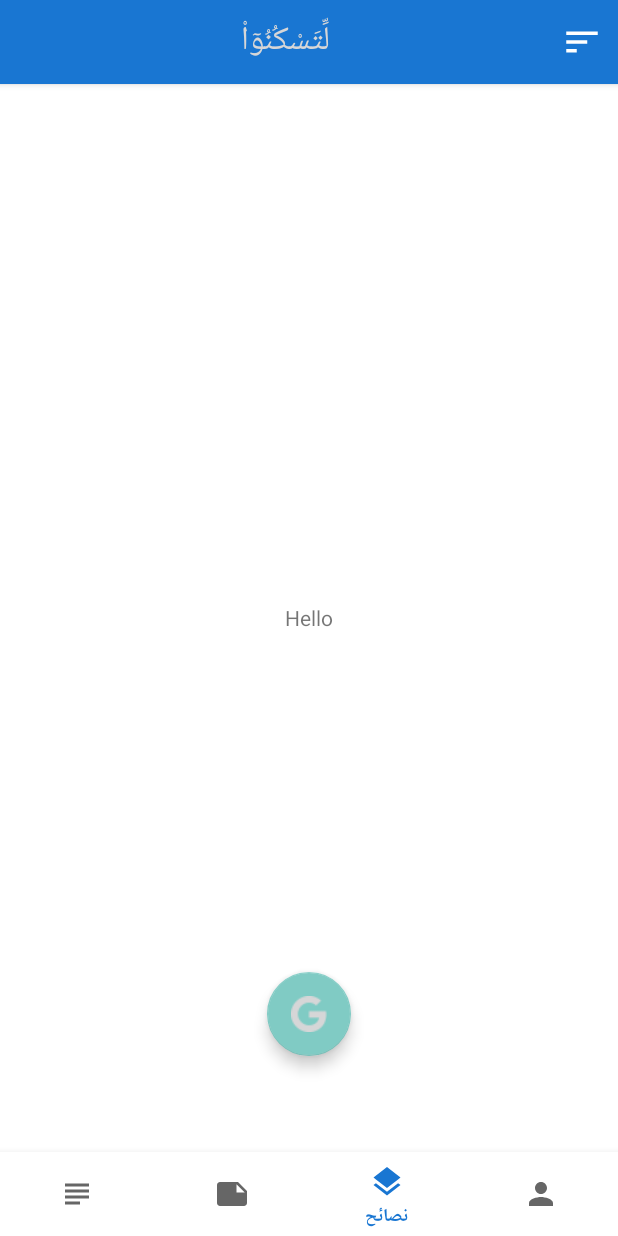
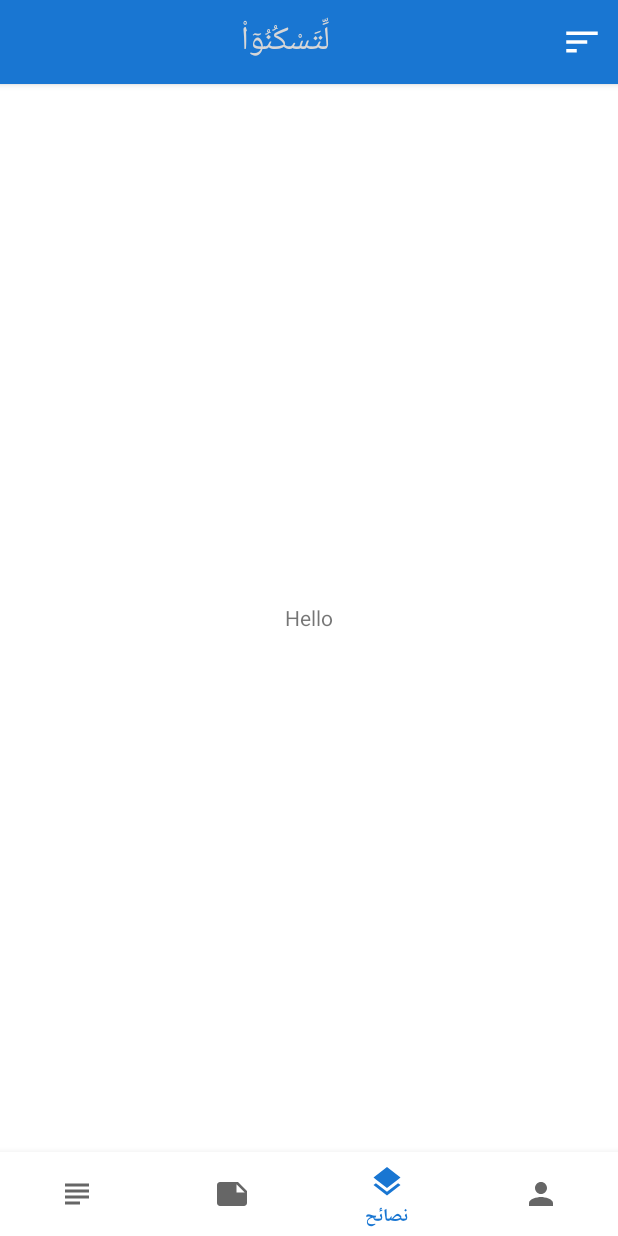
Before and after one commit to LibGdxEngine/Letaskono, an Android app: the fragment UsersDetailsFragment placed in its activity, item 3 of the bottom bar chosen, on a phone screen of 412 x 824 dp. Run offline under Robolectric (Android 15) with nearby library versions, the phone set to English and light mode, and no system bars; our stand-ins replace Firebase (no records; nobody signed in at launch, a user with empty details on screens opened directly), navigation-ui; libraries missing offline, so code that uses them is left out: com.mikepenz.iconics, com.mikepenz.materialdrawer, io.github.ponnamkarthik.richlinkpreview; plain views replace MaterialRippleLayout; pictures from the network do not load; 1 statement that could not run was skipped.

Commit message:
implement advices details screen

```diff
--- a/app/src/main/java/com/muslims/firebasemvvm/HomeActivity.kt
+++ b/app/src/main/java/com/muslims/firebasemvvm/HomeActivity.kt
@@ -50,10 +50,10 @@ class HomeActivity : AppCompatActivity() {
         navView.setupWithNavController(navController)
         navController.addOnDestinationChangedListener { _, destination, _ ->
             when (destination.id) {
-                R.id.detailsFragment -> {
-                    supportActionBar?.hide() // to hide
-                    navView.visibility = View.GONE
-                }
+//                R.id.UsersDetailsFragment -> {
+//                    supportActionBar?.hide() // to hide
+//                    navView.visibility = View.GONE
+//                }
                 R.id.registrationStepperFragment -> {
                     supportActionBar?.hide() // to hide
                     navView.visibility = View.GONE
@@ -63,8 +63,8 @@ class HomeActivity : AppCompatActivity() {
                     navView.visibility = View.GONE
                 }
                 else -> {
-                supportActionBar?.show() // to show
-                navView.visibility = View.VISIBLE
+                    supportActionBar?.show() // to show
+                    navView.visibility = View.VISIBLE
                 }
             }
         }
--- a/app/src/main/java/com/muslims/firebasemvvm/ui/advices/AdvicesViewModel.kt
+++ b/app/src/main/java/com/muslims/firebasemvvm/ui/advices/AdvicesViewModel.kt
@@ -4,10 +4,9 @@ import androidx.lifecycle.LiveData
 import androidx.lifecycle.MutableLiveData
 import androidx.lifecycle.ViewModel
 import androidx.lifecycle.viewModelScope
-import com.muslims.firebasemvvm.R
 import com.muslims.firebasemvvm.models.Advice
 import com.muslims.firebasemvvm.services.AdvicesServices
-import com.muslims.firebasemvvm.ui.home.FireStoreStatus
+import com.muslims.firebasemvvm.ui.users_applications_home.FireStoreStatus
 import kotlinx.coroutines.launch
 
 
--- a/app/src/main/java/com/muslims/firebasemvvm/ui/details/DetailsViewModel.kt
+++ /dev/null
@@ -1,7 +0,0 @@
-package com.muslims.firebasemvvm.ui.details
-
-import androidx.lifecycle.ViewModel
-
-class DetailsViewModel : ViewModel() {
-    // TODO: Implement the ViewModel
-}
--- a/app/src/main/java/com/muslims/firebasemvvm/ui/details/DetailsFragment.kt
+++ b/app/src/main/java/com/muslims/firebasemvvm/ui/user_details/UsersDetailsFragment.kt
@@ -1,4 +1,4 @@
-package com.muslims.firebasemvvm.ui.details
+package com.muslims.firebasemvvm.ui.user_details
 
 import androidx.lifecycle.ViewModelProvider
 import android.os.Bundle
@@ -6,15 +6,12 @@ import androidx.fragment.app.Fragment
 import android.view.LayoutInflater
 import android.view.View
 import android.view.ViewGroup
-import android.widget.Toast
-import com.muslims.firebasemvvm.R
 import com.muslims.firebasemvvm.databinding.DetailsFragmentBinding
-import com.muslims.firebasemvvm.databinding.FragmentHomeBinding
 import com.muslims.firebasemvvm.models.User
 
-class DetailsFragment : Fragment() {
+class UsersDetailsFragment : Fragment() {
 
-    private lateinit var viewModel: DetailsViewModel
+    private lateinit var viewModelUsers: UsersDetailsViewModel
 
     private var _binding: DetailsFragmentBinding? = null
 
@@ -28,7 +25,7 @@ class DetailsFragment : Fragment() {
     ): View? {
         _binding = DetailsFragmentBinding.inflate(inflater, container, false)
         val root: View = binding.root
-        viewModel = ViewModelProvider(this).get(DetailsViewModel::class.java)
+        viewModelUsers = ViewModelProvider(this).get(UsersDetailsViewModel::class.java)
 
         val user = arguments?.getParcelable<User>("user")
 
--- /dev/null
+++ b/app/src/main/java/com/muslims/firebasemvvm/ui/user_details/UsersDetailsViewModel.kt
@@ -0,0 +1,7 @@
+package com.muslims.firebasemvvm.ui.user_details
+
+import androidx.lifecycle.ViewModel
+
+class UsersDetailsViewModel : ViewModel() {
+    // TODO: Implement the ViewModel
+}
--- a/app/src/main/java/com/muslims/firebasemvvm/ui/home/HomeFragment.kt
+++ b/app/src/main/java/com/muslims/firebasemvvm/ui/users_applications_home/HomeFragment.kt
@@ -1,10 +1,9 @@
-package com.muslims.firebasemvvm.ui.home
+package com.muslims.firebasemvvm.ui.users_applications_home
 
 import android.os.Bundle
 import android.view.LayoutInflater
 import android.view.View
 import android.view.ViewGroup
-import android.widget.Toast
 import androidx.core.os.bundleOf
 import androidx.fragment.app.Fragment
 import androidx.lifecycle.Observer
@@ -15,7 +14,6 @@ import androidx.recyclerview.widget.LinearLayoutManager
 import com.muslims.firebasemvvm.R
 import com.muslims.firebasemvvm.databinding.FragmentHomeBinding
 import com.muslims.firebasemvvm.models.User
-import com.muslims.firebasemvvm.utils.ItemAnimation
 
 
 class HomeFragment : Fragment() {
@@ -48,6 +46,11 @@ class HomeFragment : Fragment() {
 
         _binding = FragmentHomeBinding.inflate(inflater, container, false)
         val root: View = binding.root
+
+        binding.swipToRefreshLayout.setOnRefreshListener {
+            homeViewModel.getAllUsers()
+            binding.swipToRefreshLayout.isRefreshing = false
+        }
 
         binding.usersRecyclerView.apply {
             layoutManager = LinearLayoutManager(context)
--- a/app/src/main/java/com/muslims/firebasemvvm/ui/home/HomeViewModel.kt
+++ b/app/src/main/java/com/muslims/firebasemvvm/ui/users_applications_home/HomeViewModel.kt
@@ -1,4 +1,4 @@
-package com.muslims.firebasemvvm.ui.home
+package com.muslims.firebasemvvm.ui.users_applications_home
 
 import android.util.Log
 import androidx.lifecycle.LiveData
--- a/app/src/main/java/com/muslims/firebasemvvm/ui/home/UsersRvAdapter.kt
+++ b/app/src/main/java/com/muslims/firebasemvvm/ui/users_applications_home/UsersRvAdapter.kt
@@ -1,14 +1,13 @@
-package com.muslims.firebasemvvm.ui.home
+package com.muslims.firebasemvvm.ui.users_applications_home
 
 import android.view.LayoutInflater
 import android.view.View
 import android.view.ViewGroup
 import androidx.recyclerview.widget.RecyclerView
-import com.bumptech.glide.Glide
 import com.muslims.firebasemvvm.R
 import com.muslims.firebasemvvm.databinding.UserViewItemBinding
 import com.muslims.firebasemvvm.models.User
-import com.muslims.firebasemvvm.ui.home.UsersRvAdapter.ViewHolder
+import com.muslims.firebasemvvm.ui.users_applications_home.UsersRvAdapter.ViewHolder
 import com.muslims.firebasemvvm.utils.ItemAnimation
 
 class UsersRvAdapter(var users:List<User> , var listener : Listener,private val animationType : Int = 2) : RecyclerView.Adapter<ViewHolder>() {
--- a/app/src/main/res/layout/fragment_advices.xml
+++ b/app/src/main/res/layout/fragment_advices.xml
@@ -17,17 +17,6 @@
         app:layout_constraintStart_toStartOf="parent"
         app:layout_constraintTop_toTopOf="parent" />
 
-    <com.google.android.material.floatingactionbutton.FloatingActionButton
-        android:id="@+id/floatingActionButton"
-        android:layout_width="wrap_content"
-        android:layout_height="wrap_content"
-        android:layout_marginBottom="64dp"
-        android:clickable="true"
-        android:src="@drawable/googleg_standard_color_18"
-        app:layout_constraintBottom_toBottomOf="parent"
-        app:layout_constraintEnd_toEndOf="parent"
-        app:layout_constraintStart_toStartOf="parent" />
-
     <androidx.recyclerview.widget.RecyclerView
         android:id="@+id/advicesRv"
         android:layout_width="match_parent"
--- a/app/src/main/res/navigation/mobile_navigation.xml
+++ b/app/src/main/res/navigation/mobile_navigation.xml
@@ -7,12 +7,12 @@
 
     <fragment
         android:id="@+id/navigation_home"
-        android:name="com.muslims.firebasemvvm.ui.home.HomeFragment"
+        android:name="com.muslims.firebasemvvm.ui.users_applications_home.HomeFragment"
         android:label="@string/title_home"
         tools:layout="@layout/fragment_home" >
         <action
             android:id="@+id/action_navigation_home_to_detailsFragment"
-            app:destination="@id/detailsFragment"
+            app:destination="@id/UsersDetailsFragment"
             app:popUpTo="@id/navigation_home"
             app:popUpToInclusive="true"
             app:launchSingleTop="true" />
@@ -22,7 +22,11 @@
         android:id="@+id/navigation_advices"
         android:name="com.muslims.firebasemvvm.ui.advices.AdvicesFragment"
         android:label="@string/title_advice"
-        tools:layout="@layout/fragment_advices" />
+        tools:layout="@layout/fragment_advices" >
+        <action
+            android:id="@+id/action_navigation_advices_to_adviceDetailsFragment"
+            app:destination="@id/adviceDetailsFragment" />
+    </fragment>
 
     <fragment
         android:id="@+id/navigation_profile"
@@ -39,10 +43,10 @@
             app:destination="@id/loginFragment" />
     </fragment>
     <fragment
-        android:id="@+id/detailsFragment"
-        android:name="com.muslims.firebasemvvm.ui.details.DetailsFragment"
-        android:label="details_fragment"
-        tools:layout="@layout/details_fragment" >
+        android:id="@+id/UsersDetailsFragment"
+        android:name="com.muslims.firebasemvvm.ui.user_details.UsersDetailsFragment"
+        android:label="users_details_fragment"
+        tools:layout="@layout/details_fragment">
         <argument
             android:name="user"
             app:argType="com.muslims.firebasemvvm.models.User" />
@@ -51,7 +55,11 @@
         android:id="@+id/savedApplicationsFragment"
         android:name="com.muslims.firebasemvvm.ui.saved_applications.SavedApplicationsFragment"
         android:label="fragment_saved_applications"
-        tools:layout="@layout/fragment_saved_applications" />
+        tools:layout="@layout/fragment_saved_applications" >
+        <action
+            android:id="@+id/action_savedApplicationsFragment_to_navigation_home3"
+            app:destination="@id/navigation_home" />
+    </fragment>
     <fragment
         android:id="@+id/registrationStepperFragment"
         android:name="com.muslims.firebasemvvm.ui.registeration_stepper.RegistrationStepperFragment"
@@ -60,4 +68,13 @@
         android:id="@+id/loginFragment"
         android:name="com.muslims.firebasemvvm.ui.login.ui.login.LoginFragment"
         android:label="LoginFragment" />
+    <fragment
+        android:id="@+id/adviceDetailsFragment"
+        android:name="com.muslims.firebasemvvm.ui.advice_details.AdviceDetailsFragment"
+        android:label="advice_details_fragment"
+        tools:layout="@layout/advice_details_fragment" >
+        <argument
+            android:name="advice"
+            app:argType="com.muslims.firebasemvvm.models.Advice" />
+    </fragment>
 </navigation>
```
Also changed, not shown: app/src/main/java/com/muslims/firebasemvvm/ui/advice_details/AdviceDetailsFragment.kt (added, +64 -0 lines), app/src/main/java/com/muslims/firebasemvvm/ui/advice_details/AdviceDetailsViewModel.kt (added, +7 -0 lines), app/src/main/java/com/muslims/firebasemvvm/ui/advices/AdvicesFragment.kt (+15 -7 lines), app/src/main/java/com/muslims/firebasemvvm/ui/advices/AdvicesRvAdapter.kt (+13 -2 lines), app/src/main/res/layout/advice_details_fragment.xml (added, +82 -0 lines), app/src/main/res/layout/advice_view_item.xml (+26 -23 lines), app/src/main/res/layout/dialog_term_of_services.xml (+4 -12 lines), app/src/main/res/layout/fragment_home.xml (+12 -1 lines), app/src/main/res/layout/fragment_login.xml (+29 -0 lines).
